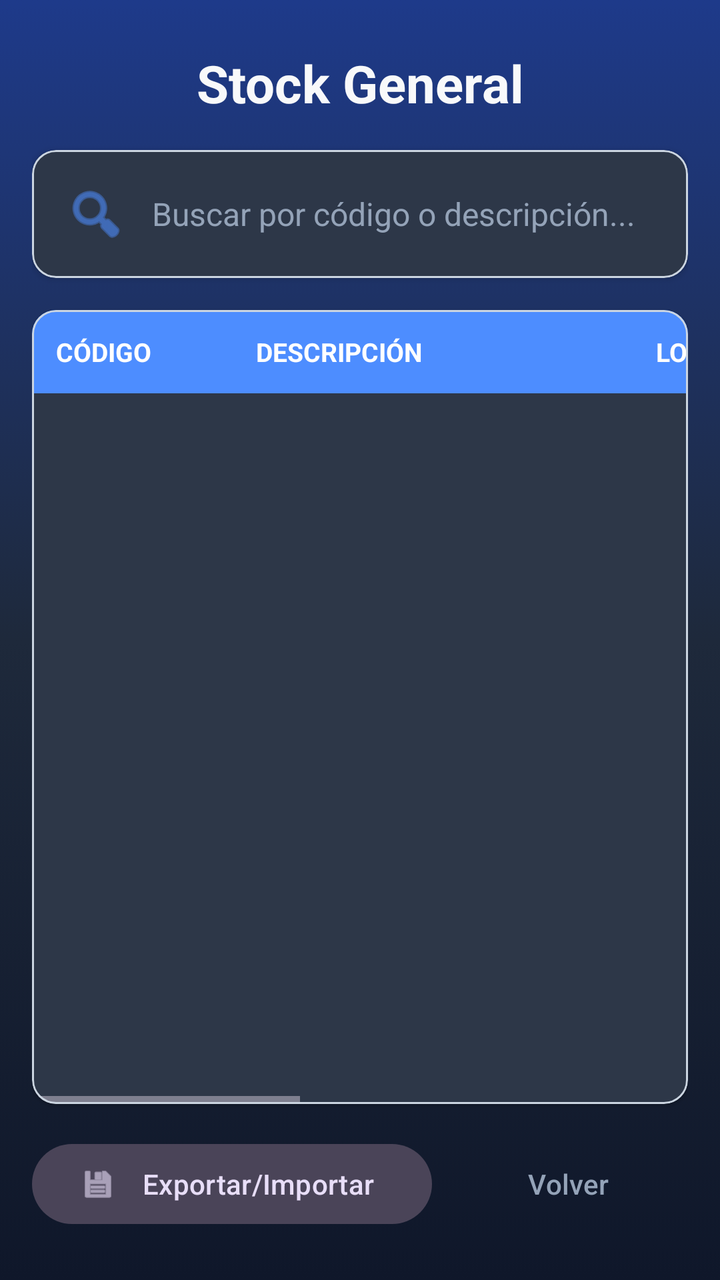
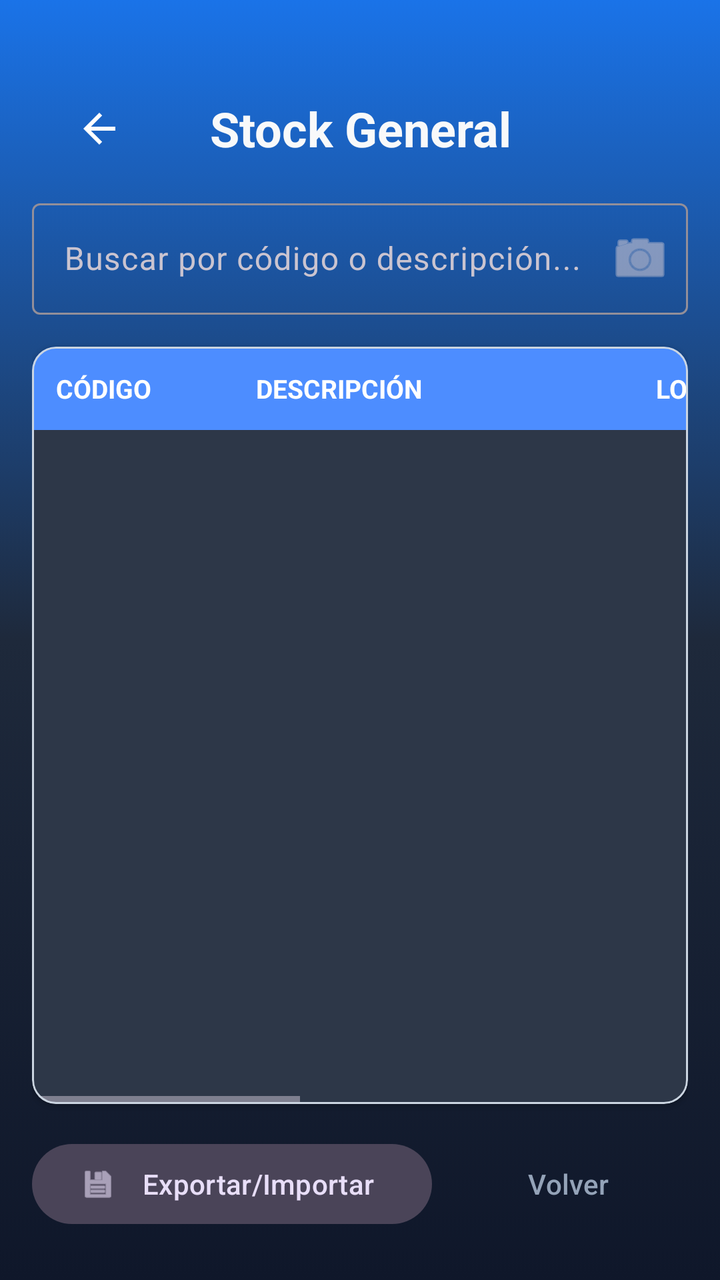

The first picture is an Android layout as it rendered before a commit; the second is the same layout after the commit. The layout source and the unified diff follow.
<!-- AndroidManifest.xml: application theme Theme.InventarioApp -->
<!-- res/layout/activity_stock_general.xml -->
<?xml version="1.0" encoding="utf-8"?>
<androidx.constraintlayout.widget.ConstraintLayout xmlns:android="http://schemas.android.com/apk/res/android"
    xmlns:app="http://schemas.android.com/apk/res-auto"
    xmlns:tools="http://schemas.android.com/tools"
    android:id="@+id/main"
    android:layout_width="match_parent"
    android:layout_height="match_parent"
    android:background="@drawable/fondo_degradado"
    android:padding="16dp">

    <TextView
        android:id="@+id/tvTitulo"
        android:layout_width="0dp"
        android:layout_height="wrap_content"
        android:layout_marginTop="8dp"
        android:gravity="center"
        android:text="@string/title_stock_general"
        android:textColor="@color/background_light"
        android:textSize="26sp"
        android:textStyle="bold"
        app:layout_constraintEnd_toEndOf="parent"
        app:layout_constraintStart_toStartOf="parent"
        app:layout_constraintTop_toTopOf="parent" />

    <com.google.android.material.card.MaterialCardView
        android:id="@+id/cardSearch"
        android:layout_width="0dp"
        android:layout_height="wrap_content"
        android:layout_marginTop="16dp"
        app:cardCornerRadius="12dp"
        app:cardElevation="2dp"
        app:cardBackgroundColor="@color/card_background"
        app:strokeColor="@color/text_secondary"
        app:strokeWidth="1dp"
        app:layout_constraintEnd_toEndOf="parent"
        app:layout_constraintStart_toStartOf="parent"
        app:layout_constraintTop_toBottomOf="@+id/tvTitulo">

        <EditText
            android:id="@+id/searchEditText"
            android:layout_width="match_parent"
            android:layout_height="wrap_content"
            android:background="@android:color/transparent"
            android:drawableStart="@android:drawable/ic_menu_search"
            android:drawablePadding="12dp"
            android:drawableTint="@color/primary"
            android:hint="@string/hint_buscar_codigo_desc"
            android:textColor="@color/text_primary"
            android:textColorHint="@color/text_hint"
            android:padding="16dp"
            android:textSize="16sp" />
    </com.google.android.material.card.MaterialCardView>

    <com.google.android.material.card.MaterialCardView
        android:id="@+id/cardTable"
        android:layout_width="0dp"
        android:layout_height="0dp"
        android:layout_marginTop="16dp"
        android:layout_marginBottom="16dp"
        app:cardCornerRadius="12dp"
        app:cardElevation="1dp"
        app:cardBackgroundColor="@color/card_background"
        app:strokeColor="@color/text_secondary"
        app:strokeWidth="1dp"
        app:layout_constraintBottom_toTopOf="@+id/llButtons"
        app:layout_constraintEnd_toEndOf="parent"
        app:layout_constraintStart_toStartOf="parent"
        app:layout_constraintTop_toBottomOf="@+id/cardSearch">

        <HorizontalScrollView
            android:id="@+id/hsvStock"
            android:layout_width="match_parent"
            android:layout_height="match_parent"
            android:scrollbars="horizontal|vertical">

            <LinearLayout
                android:layout_width="wrap_content"
                android:layout_height="match_parent"
                android:orientation="vertical">

                
                <LinearLayout
                    android:layout_width="wrap_content"
                    android:layout_height="wrap_content"
                    android:background="@color/primary"
                    android:orientation="horizontal"
                    android:padding="12dp">

                    <TextView
                        android:layout_width="100dp"
                        android:layout_height="wrap_content"
                        android:text="@string/header_codigo"
                        android:textColor="@android:color/white"
                        android:textSize="13sp"
                        android:textStyle="bold" />

                    <TextView
                        android:layout_width="200dp"
                        android:layout_height="wrap_content"
                        android:text="@string/header_descripcion"
                        android:textColor="@android:color/white"
                        android:textSize="13sp"
                        android:textStyle="bold" />

                    <TextView
                        android:layout_width="80dp"
                        android:layout_height="wrap_content"
                        android:text="@string/header_lote"
                        android:textColor="@android:color/white"
                        android:textSize="13sp"
                        android:textStyle="bold" />

                    <TextView
                        android:layout_width="70dp"
                        android:layout_height="wrap_content"
                        android:text="@string/header_cantidad"
                        android:textColor="@android:color/white"
                        android:textSize="13sp"
                        android:textStyle="bold" />

                    <TextView
                        android:layout_width="100dp"
                        android:layout_height="wrap_content"
                        android:text="@string/header_vencimiento"
                        android:textColor="@android:color/white"
                        android:textSize="13sp"
                        android:textStyle="bold" />

                    <TextView
                        android:layout_width="100dp"
                        android:layout_height="wrap_content"
                        android:text="@string/header_ubicacion"
                        android:textColor="@android:color/white"
                        android:textSize="13sp"
                        android:textStyle="bold" />

                    <TextView
                        android:layout_width="120dp"
                        android:layout_height="wrap_content"
                        android:text="@string/header_ubi_detallada"
                        android:textColor="@android:color/white"
                        android:textSize="13sp"
                        android:textStyle="bold" />
                </LinearLayout>

                <androidx.recyclerview.widget.RecyclerView
                    android:id="@+id/recyclerViewStock"
                    android:layout_width="wrap_content"
                    android:layout_height="match_parent"
                    android:clipToPadding="false"
                    android:paddingBottom="16dp"
                    tools:listitem="@layout/item_stock" />
            </LinearLayout>
        </HorizontalScrollView>
    </com.google.android.material.card.MaterialCardView>

    <LinearLayout
        android:id="@+id/llButtons"
        android:layout_width="0dp"
        android:layout_height="wrap_content"
        android:layout_marginBottom="8dp"
        android:orientation="horizontal"
        app:layout_constraintBottom_toBottomOf="parent"
        app:layout_constraintEnd_toEndOf="parent"
        app:layout_constraintStart_toStartOf="parent">

        <com.google.android.material.button.MaterialButton
            android:id="@+id/buttonImportar"
            style="@style/Widget.Material3.Button.TonalButton"
            android:layout_width="0dp"
            android:layout_height="wrap_content"
            android:layout_marginEnd="8dp"
            android:layout_weight="1"
            android:text="@string/btn_exportar_importar"
            app:icon="@android:drawable/ic_menu_save" />

        <com.google.android.material.button.MaterialButton
            android:id="@+id/buttonSalir"
            style="@style/Widget.Material3.Button.TextButton"
            android:layout_width="0dp"
            android:layout_height="wrap_content"
            android:layout_weight="0.6"
            android:text="@string/btn_volver"
            android:textColor="@color/text_hint" />

    </LinearLayout>

</androidx.constraintlayout.widget.ConstraintLayout>
<!-- res/layout/item_stock.xml (included above) -->
<?xml version="1.0" encoding="utf-8"?>
<LinearLayout xmlns:android="http://schemas.android.com/apk/res/android"
    android:layout_width="wrap_content"
    android:layout_height="wrap_content"
    android:orientation="horizontal"
    android:padding="12dp"
    android:gravity="center_vertical">

    <TextView
        android:id="@+id/tvCodigo"
        android:layout_width="100dp"
        android:layout_height="wrap_content"
        android:textColor="@color/text_primary"
        android:textSize="14sp" />

    <TextView
        android:id="@+id/tvDescripcion"
        android:layout_width="200dp"
        android:layout_height="wrap_content"
        android:textColor="@color/text_primary"
        android:textSize="14sp" />

    <TextView
        android:id="@+id/tvLote"
        android:layout_width="80dp"
        android:layout_height="wrap_content"
        android:textColor="@color/text_secondary"
        android:textSize="14sp" />

    <TextView
        android:id="@+id/tvCantidad"
        android:layout_width="70dp"
        android:layout_height="wrap_content"
        android:textColor="@color/primary"
        android:textStyle="bold"
        android:textSize="14sp" />

    <TextView
        android:id="@+id/tvFechaVencimiento"
        android:layout_width="100dp"
        android:layout_height="wrap_content"
        android:textColor="@color/text_secondary"
        android:textSize="14sp" />

    <TextView
        android:id="@+id/tvUbicacion"
        android:layout_width="100dp"
        android:layout_height="wrap_content"
        android:textColor="@color/text_secondary"
        android:textSize="14sp" />

    <TextView
        android:id="@+id/tvUbicacionDetallada"
        android:layout_width="120dp"
        android:layout_height="wrap_content"
        android:textColor="@color/text_secondary"
        android:textSize="14sp" />

</LinearLayout>
<!-- resources referenced by this layout -->
<resources>
  <color name="background_light">#F8F9FA</color>
  <color name="card_background">#2D3748</color>
  <color name="primary">#4D8DFF</color>
  <color name="text_hint">#94A3B8</color>
  <color name="text_primary">#FFFFFF</color>
  <color name="text_secondary">#CBD5E1</color>
  <!-- drawable fondo_degradado (drawable) -->
  <?xml version="1.0" encoding="utf-8"?>
  <selector xmlns:android="http://schemas.android.com/apk/res/android">
      <item>
          <shape android:shape="rectangle">
              <gradient
                  android:angle="270"
                  android:startColor="#1E3A8A"
                  android:centerColor="#1E293B"
                  android:endColor="#0F172A" />
          </shape>
      </item>
  </selector>
  <string name="btn_exportar_importar">Exportar/Importar</string>
  <string name="btn_volver">Volver</string>
  <string name="header_cantidad">CANT.</string>
  <string name="header_codigo">CÓDIGO</string>
  <string name="header_descripcion">DESCRIPCIÓN</string>
  <string name="header_lote">LOTE</string>
  <string name="header_ubi_detallada">UBI. DETALL.</string>
  <string name="header_ubicacion">UBICACIÓN</string>
  <string name="header_vencimiento">VENCIM.</string>
  <string name="hint_buscar_codigo_desc">Buscar por código o descripción...</string>
  <string name="title_stock_general">Stock General</string>
  <style name="Theme.InventarioApp" parent="Theme.Material3.Dark.NoActionBar">
          
          <item name="colorPrimary">@color/primary</item>
          <item name="colorOnPrimary">@color/white</item>
          <item name="colorPrimaryContainer">@color/primary_variant</item>
          <item name="colorOnPrimaryContainer">@color/white</item>
          <item name="colorSecondary">@color/secondary</item>
          <item name="android:statusBarColor">#0F172A</item>
          <item name="android:windowBackground">@drawable/fondo_degradado</item>
  
          
          <item name="textInputStyle">@style/Widget.Material3.TextInputLayout.OutlinedBox</item>
      </style>
  <color name="white">#FFFFFFFF</color>
  <color name="primary_variant">#1A73E8</color>
  <color name="secondary">#34A853</color>
</resources>

<!-- the commit's change to res/layout/activity_stock_general.xml (unified diff, before → after) -->
@@ -10,46 +10,54 @@
 
     <TextView
         android:id="@+id/tvTitulo"
-        android:layout_width="0dp"
-        android:layout_height="wrap_content"
-        android:layout_marginTop="8dp"
+        android:layout_width="wrap_content"
+        android:layout_height="wrap_content"
+        android:layout_marginTop="32dp"
         android:gravity="center"
         android:text="@string/title_stock_general"
         android:textColor="@color/background_light"
-        android:textSize="26sp"
+        android:textSize="24sp"
         android:textStyle="bold"
         app:layout_constraintEnd_toEndOf="parent"
         app:layout_constraintStart_toStartOf="parent"
-        app:layout_constraintTop_toTopOf="parent" />
-
-    <com.google.android.material.card.MaterialCardView
-        android:id="@+id/cardSearch"
+        app:layout_constraintTop_toTopOf="parent"
+        app:layout_constraintWidth_max="800dp" />
+
+    <ImageButton
+        android:id="@+id/btnBack"
+        android:layout_width="51dp"
+        android:layout_height="56dp"
+        android:layout_marginStart="8dp"
+        android:background="?attr/selectableItemBackgroundBorderless"
+        android:contentDescription="@string/btn_volver"
+        android:elevation="8dp"
+        android:padding="12dp"
+        android:src="@drawable/ic_back"
+        app:layout_constraintBottom_toBottomOf="@id/tvTitulo"
+        app:layout_constraintStart_toStartOf="parent"
+        app:layout_constraintTop_toTopOf="@id/tvTitulo"
+        app:tint="@color/white" />
+
+    <com.google.android.material.textfield.TextInputLayout
+        android:id="@+id/tilSearch"
+        style="@style/Widget.Material3.TextInputLayout.OutlinedBox"
         android:layout_width="0dp"
         android:layout_height="wrap_content"
         android:layout_marginTop="16dp"
-        app:cardCornerRadius="12dp"
-        app:cardElevation="2dp"
-        app:cardBackgroundColor="@color/card_background"
-        app:strokeColor="@color/text_secondary"
-        app:strokeWidth="1dp"
-        app:layout_constraintEnd_toEndOf="parent"
-        app:layout_constraintStart_toStartOf="parent"
-        app:layout_constraintTop_toBottomOf="@+id/tvTitulo">
-
-        <EditText
+        android:hint="@string/hint_buscar_codigo_desc"
+        app:endIconMode="custom"
+        app:endIconDrawable="@android:drawable/ic_menu_camera"
+        app:layout_constraintEnd_toEndOf="parent"
+        app:layout_constraintStart_toStartOf="parent"
+        app:layout_constraintTop_toBottomOf="@+id/tvTitulo"
+        app:layout_constraintWidth_max="800dp">
+
+        <com.google.android.material.textfield.TextInputEditText
             android:id="@+id/searchEditText"
             android:layout_width="match_parent"
             android:layout_height="wrap_content"
-            android:background="@android:color/transparent"
-            android:drawableStart="@android:drawable/ic_menu_search"
-            android:drawablePadding="12dp"
-            android:drawableTint="@color/primary"
-            android:hint="@string/hint_buscar_codigo_desc"
-            android:textColor="@color/text_primary"
-            android:textColorHint="@color/text_hint"
-            android:padding="16dp"
-            android:textSize="16sp" />
-    </com.google.android.material.card.MaterialCardView>
+            android:inputType="text" />
+    </com.google.android.material.textfield.TextInputLayout>
 
     <com.google.android.material.card.MaterialCardView
         android:id="@+id/cardTable"
@@ -62,10 +70,11 @@
         app:cardBackgroundColor="@color/card_background"
         app:strokeColor="@color/text_secondary"
         app:strokeWidth="1dp"
+        app:layout_constraintWidth_max="1000dp"
         app:layout_constraintBottom_toTopOf="@+id/llButtons"
         app:layout_constraintEnd_toEndOf="parent"
         app:layout_constraintStart_toStartOf="parent"
-        app:layout_constraintTop_toBottomOf="@+id/cardSearch">
+        app:layout_constraintTop_toBottomOf="@+id/tilSearch">
 
         <HorizontalScrollView
             android:id="@+id/hsvStock"
@@ -160,6 +169,7 @@
         android:layout_height="wrap_content"
         android:layout_marginBottom="8dp"
         android:orientation="horizontal"
+        app:layout_constraintWidth_max="800dp"
         app:layout_constraintBottom_toBottomOf="parent"
         app:layout_constraintEnd_toEndOf="parent"
         app:layout_constraintStart_toStartOf="parent">
<!-- resource entries referenced after the edit -->
@@ -13,12 +13,22 @@
           <shape android:shape="rectangle">
               <gradient
                   android:angle="270"
-                  android:startColor="#1E3A8A"
-                  android:centerColor="#1E293B"
+                  android:startColor="@color/grad_start"
+                  android:centerColor="@color/surface"
                   android:endColor="#0F172A" />
           </shape>
       </item>
   </selector>
+  <!-- drawable ic_back (drawable) -->
+  <vector xmlns:android="http://schemas.android.com/apk/res/android"
+      android:width="24dp"
+      android:height="24dp"
+      android:viewportWidth="24"
+      android:viewportHeight="24">
+    <path
+        android:fillColor="#FFFFFF"
+        android:pathData="M20,11H7.83l5.59,-5.59L12,4l-8,8 8,8 1.41,-1.41L7.83,13H20v-2z"/>
+  </vector>
   <string name="btn_exportar_importar">Exportar/Importar</string>
   <string name="btn_volver">Volver</string>
   <string name="header_cantidad">CANT.</string>
@@ -43,6 +53,8 @@
           
           <item name="textInputStyle">@style/Widget.Material3.TextInputLayout.OutlinedBox</item>
       </style>
+  <color name="grad_start">#1A73E8</color>
+  <color name="surface">#1E293B</color>
   <color name="white">#FFFFFFFF</color>
   <color name="primary_variant">#1A73E8</color>
   <color name="secondary">#34A853</color>
